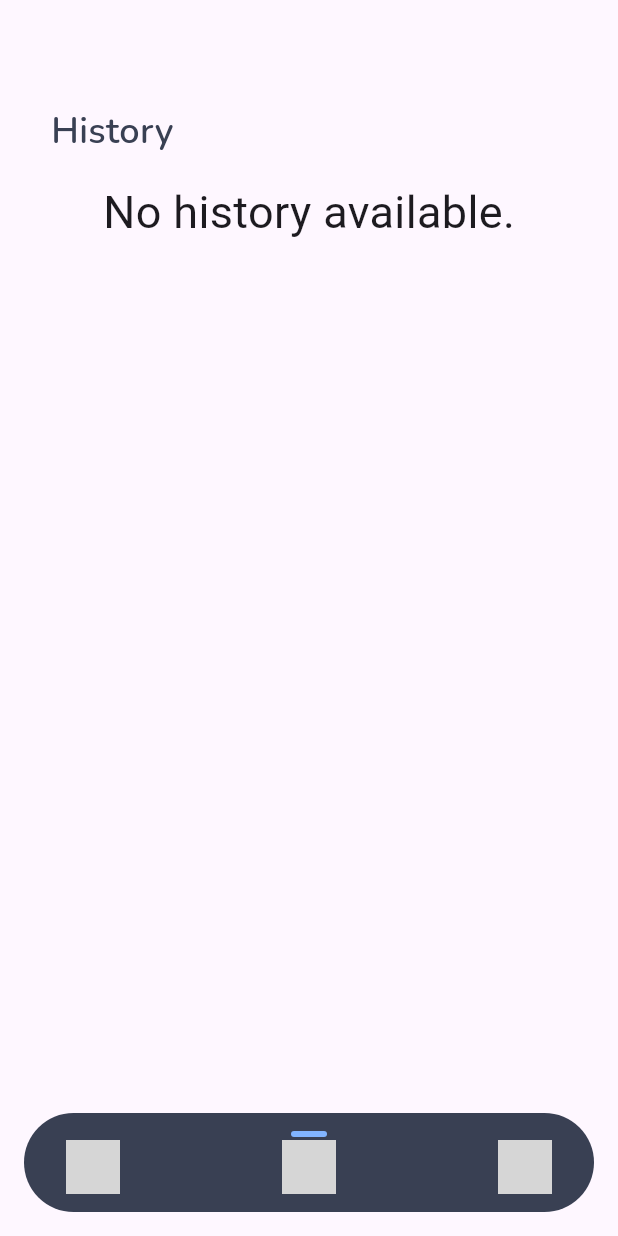
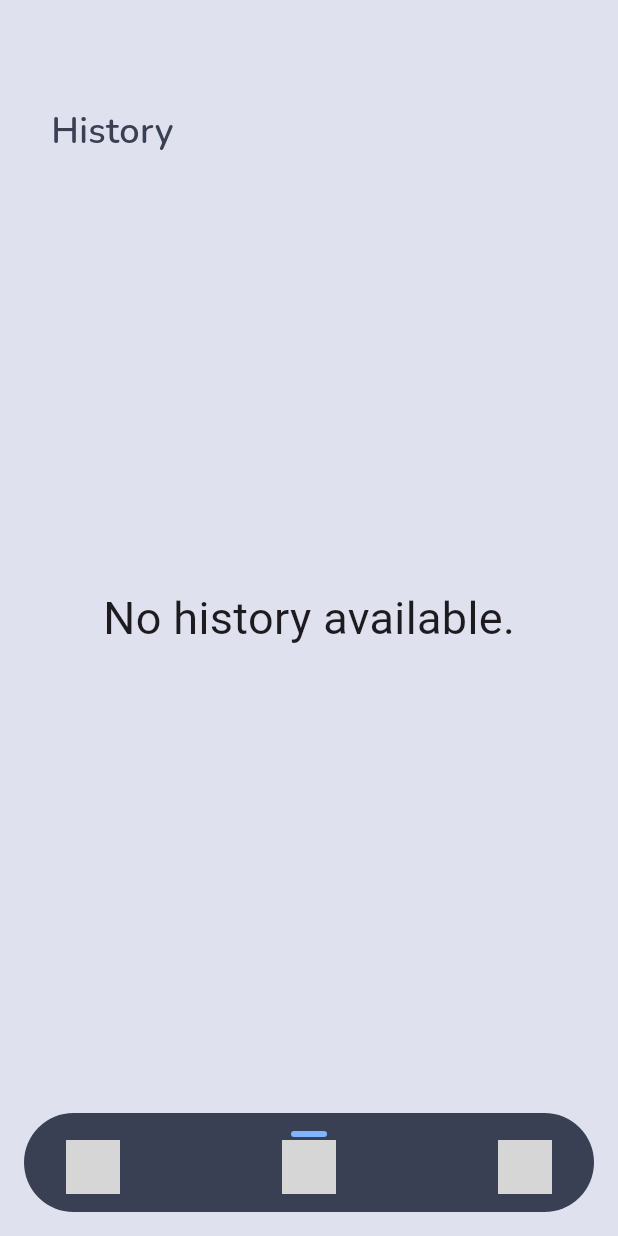
Before and after one commit to sunba23/Sudoku-app, a Flutter app: the screen it shows after launch, on a phone screen of 412 x 824 dp. Run offline on Flutter 3.47's test engine with Material 3 defaults, Android fonts, the phone set to English and light mode, and no system bars; drawn by our look-alikes of card_swiper, rive; our stand-ins replace bloc, dotted_border, equatable, flutter_bloc, flutter_dotenv, flutter_login and 7 more; missing offline and left inert: amplify_analytics_pinpoint, amplify_auth_cognito, amplify_flutter, another_transformer_page_view, dart:ffi; grey boxes are pictures that could not be loaded.

Commit message:
improved history page

```diff
--- a/lib/main.dart
+++ b/lib/main.dart
@@ -9,6 +9,7 @@ import 'package:flutter_bloc/flutter_bloc.dart';
 import 'package:flutter_login/flutter_login.dart';
 import 'helpers/configure_amplify.dart';
 import 'package:flutter_dotenv/flutter_dotenv.dart';
+
 
 void main() async {
   WidgetsFlutterBinding.ensureInitialized();
--- a/lib/pages/camera_page.dart
+++ b/lib/pages/camera_page.dart
@@ -313,7 +313,7 @@ class _CameraPageState extends State<CameraPage> {
       children: [
         const TitleArea(title: "Solve"),
         TextFormField(
-          keyboardType: TextInputType.number,
+          // keyboardType: TextInputType.number,
           controller: sudokuInputController,
           onChanged: (input) {correctedText = input;},
         ),
--- a/lib/pages/history_page.dart
+++ b/lib/pages/history_page.dart
@@ -26,9 +26,26 @@ class _HistoryPageState extends State<HistoryPage> {
         ),
       ),
       children: historyElements.map((historyElementValue) {
-        return HistoryElementWidget(historyElement: historyElementValue);
+        return Padding(
+          padding: const EdgeInsets.fromLTRB(20, 0, 20, 20),
+          child: HistoryElementWidget(historyElement: historyElementValue, onDeleteElement: deleteHistoryElement),
+        );
       }).toList(),
     );
+  }
+
+  Future<void> deleteHistoryElement(HistoryElement historyElement) async {
+    // setState(() {
+    //   historyElements.remove(historyElement);
+    // });
+    historyElements.remove(historyElement);
+    SharedPreferences.getInstance().then((prefs) {
+      List<String> historyValue = prefs.getStringList('history') ?? [];
+      historyValue.remove(historyElement.toJsonString());
+      prefs.setStringList('history', historyValue);
+    });
+    print('deleted a history element! history now is:');
+    print(historyElements);
   }
 
   @override
@@ -98,20 +115,23 @@ class _HistoryPageState extends State<HistoryPage> {
   @override
   Widget build(BuildContext context) {
     return Scaffold(
-      body: Column(
+      backgroundColor: const Color(0xffdfe1ee),
+      body: Stack(
         children: [
-          const TitleArea(title: "History"),
           FutureBuilder<List<String>?>(
             future: _historyFuture,
             builder: (context, snapshot) {
               if (snapshot.connectionState == ConnectionState.waiting) {
                 return const CircularProgressIndicator();
               } else {
-                if (snapshot.hasData && snapshot.data != null) {
+                if (snapshot.hasData && (snapshot.data != null && snapshot.data!.isNotEmpty)) {
                   return Padding(
                     padding: const EdgeInsets.only(top: 15),
-                    child: Column(
-                      children: getHistoryElementWidgets(),
+                    child: SizedBox(
+                      height: MediaQuery.of(context).size.height,
+                      child: ListView(
+                        children: [const SizedBox(height: 120), ...getHistoryElementWidgets(), const SizedBox(height: 100),],
+                      ),
                     ),
                   );
                 } else {
@@ -127,6 +147,37 @@ class _HistoryPageState extends State<HistoryPage> {
               }
             },
           ),
+          Positioned(
+            bottom: 0,
+            child: Container(
+              height: 140,
+              width: MediaQuery.of(context).size.width,
+              alignment: Alignment.bottomCenter,
+              decoration: BoxDecoration(
+                gradient: LinearGradient(
+                  begin: Alignment.topCenter,
+                  end: Alignment.bottomCenter,
+                  colors: [const Color(0xffdfe1ee).withOpacity(0), const Color(0xffdfe1ee), const Color(0xffdfe1ee), const Color(0xffdfe1ee), const Color(0xffdfe1ee)],
+                ),
+              ),
+            ),
+          ),
+          Positioned(
+            top: 0,
+            child: Container(
+              height: 140,
+              width: MediaQuery.of(context).size.width,
+              alignment: Alignment.bottomCenter,
+              decoration: BoxDecoration(
+                gradient: LinearGradient(
+                  begin: Alignment.topCenter,
+                  end: Alignment.bottomCenter,
+                  colors: [const Color(0xffdfe1ee), const Color(0xffdfe1ee), const Color(0xffdfe1ee), const Color(0xffdfe1ee), const Color(0xffdfe1ee), const Color(0xffdfe1ee).withOpacity(0)],
+                ),
+              ),
+            ),
+          ),
+          const TitleArea(title: "History"),
         ],
       ),
     );
```
Also changed, not shown: lib/components/history_element_widget.dart (+53 -55 lines), lib/other/transitions.dart (deleted, +0 -21 lines), lib/pages/history_element_page.dart (deleted, +0 -31 lines).
